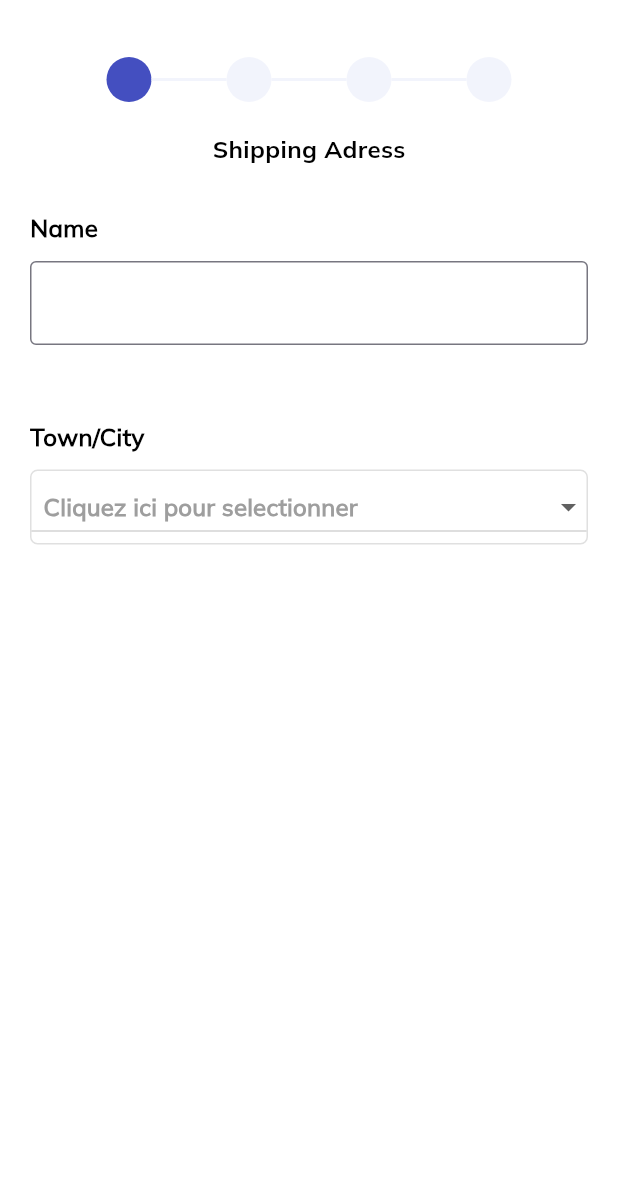
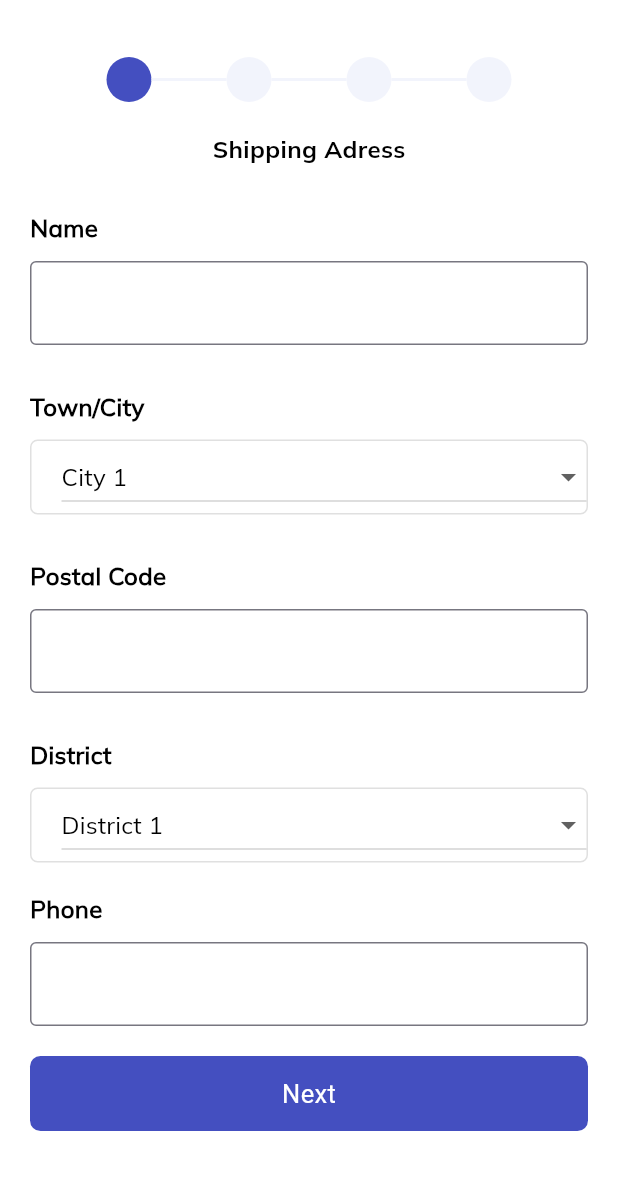
Before and after one commit to clskas/mobileecommerce, a Flutter app: the Checkout screen opened directly, on a phone screen of 412 x 824 dp, the part 57-1236 px from its top. Run offline on Flutter 3.47's test engine with Material 3 defaults, Android fonts, the phone set to English and light mode, and no system bars.

Commit message:
Modification du fichier checkout 2 et ajouter du fichier checkout 3

```diff
--- a/lib/app/modules/checkout/view/checkout.dart
+++ b/lib/app/modules/checkout/view/checkout.dart
@@ -1,7 +1,10 @@
+import 'package:ecommerceapp/app/components/button_components.dart';
 import 'package:ecommerceapp/app/components/form_components.dart';
 import 'package:ecommerceapp/app/components/space.dart';
 import 'package:ecommerceapp/app/components/text_components.dart';
 import 'package:ecommerceapp/app/modules/checkout/controller/controller_checkout.dart';
+import 'package:ecommerceapp/app/modules/checkout/view/checkout2.dart';
+import 'package:ecommerceapp/utils/colors.dart';
 import 'package:flutter/material.dart';
 
 class Checkout extends StatefulWidget {
@@ -13,7 +16,9 @@ class Checkout extends StatefulWidget {
 
 class _CheckoutState extends State<Checkout> {
   List<String> cities = ['City 1', 'City 2', 'City 3'];
-  String selectedCity = "";
+  String selectedCity = "City 1";
+  List<String> districts = ['District 1', 'District 2', 'District 3'];
+  String selectedDistrict = "District 1";
 
   @override
   Widget build(BuildContext context) {
@@ -52,22 +57,23 @@ class _CheckoutState extends State<Checkout> {
                 TextComponents(txt: 'Name', fw: FontWeight.bold),
                 h(10),
                 FormComponents(),
-                h(50),
+                h(30),
                 TextComponents(txt: 'Town/City', fw: FontWeight.bold),
                 h(10),
                 // ignore: avoid_unnecessary_containers
                 Container(
+                  padding: EdgeInsets.only(left: 20),
                   decoration: BoxDecoration(
                     border: Border.all(color: Colors.black12),
                     borderRadius: BorderRadius.circular(5),
                   ),
                   child: DropdownButton(
-
+                    value: selectedCity,
                     isExpanded: true,
                     hint: Padding(
                       padding: const EdgeInsets.all(8.0),
                       child: TextComponents(
-                        txt: 'Cliquez ici pour selectionner',
+                        txt: 'Cliquez ici pour selectionner un city',
                         color: Colors.grey,
                         fw: FontWeight.bold,
                       ),
@@ -86,6 +92,63 @@ class _CheckoutState extends State<Checkout> {
                     },
                   ),
                 ),
+                h(30),
+                TextComponents(txt: 'Postal Code', fw: FontWeight.bold),
+                h(10),
+                FormComponents(textInputType: TextInputType.number),
+                h(30),
+                TextComponents(txt: 'District', fw: FontWeight.bold),
+                h(10),
+                Container(
+                  padding: EdgeInsets.only(left: 20),
+                  decoration: BoxDecoration(
+                    border: Border.all(color: Colors.black12),
+                    borderRadius: BorderRadius.circular(5),
+                  ),
+                  child: DropdownButton(
+                    value: selectedDistrict,
+                    isExpanded: true,
+                    hint: Padding(
+                      padding: const EdgeInsets.all(8.0),
+                      child: TextComponents(
+                        txt: 'Cliquez ici pour selectionner un district',
+                        color: Colors.grey,
+                        fw: FontWeight.bold,
+                      ),
+                    ),
+                    items:
+                        districts.map<DropdownMenuItem<String>>((
+                          String valeur,
+                        ) {
+                          return DropdownMenuItem<String>(
+                            value: valeur,
+                            child: TextComponents(txt: valeur),
+                          );
+                        }).toList(),
+                    onChanged: (value) {
+                      setState(() {
+                        selectedDistrict = value!;
+                      });
+                    },
+                  ),
+                ),
+                h(20),
+                TextComponents(txt: 'Phone', fw: FontWeight.bold),
+                h(10),
+                FormComponents(textInputType: TextInputType.number),
+                h(20),
+                InkWell(
+                  onTap: () {
+                    Navigator.push(
+                      context,
+                      MaterialPageRoute(builder: (context) => CheckoutState()),
+                    );
+                  },
+                  child: ButtonComponent(
+                    txtButton: 'Next',
+                    buttonColor: maincolor,
+                  ),
+                ),
               ],
             ),
           ],
--- a/lib/main.dart
+++ b/lib/main.dart
@@ -1,6 +1,8 @@
 // import 'package:ecommerceapp/app/components/button_components.dart';
 // import 'package:ecommerceapp/app/components/text_components.dart';
 //import 'package:ecommerceapp/app/modules/filtre/view/filtre.dart';
+import 'package:ecommerceapp/app/modules/checkout/view/checkout.dart';
+import 'package:ecommerceapp/app/modules/checkout/view/checkout2.dart';
 import 'package:ecommerceapp/app/modules/panier/view/panier.dart';
 // import 'package:ecommerceapp/app/modules/productpage/view/product_page.dart';
 // import 'package:ecommerceapp/app/modules/splash/view/splash.dart';
@@ -23,7 +25,7 @@ class MyApp extends StatelessWidget {
       title: 'Flutter Demo',
       theme: ThemeData(colorScheme: ColorScheme.fromSeed(seedColor: maincolor)),
       //home: Splash(),
-    home: Panier(),
+    home: CheckoutState(),
     );
   }
 }
```
Also changed, not shown: lib/app/modules/checkout/view/checkout2.dart (+76 -7 lines), lib/app/modules/checkout/view/checkout3.dart (+28 -0 lines).
